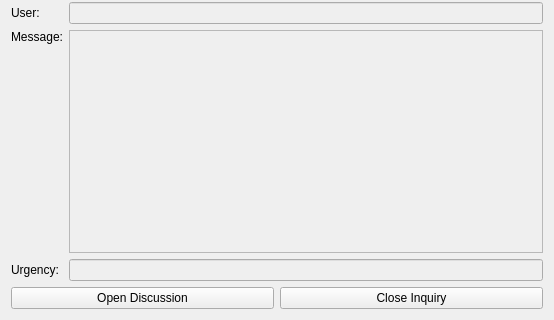
First picture: the form in Gui/DepartmentView.ui, repository antonio-hus/Customer-Support-Assistant, before the edit; both pictures show x 0 to 554 and y 314 to 634 of the 554 by 634 pixel window.
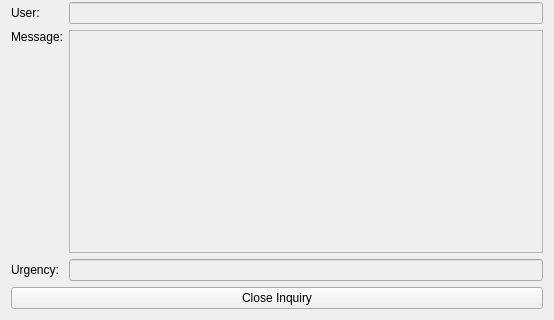
Second picture: the form after the edit.

The edit to the form file:
```diff
--- a/Gui/DepartmentView.ui
+++ b/Gui/DepartmentView.ui
@@ -72,13 +72,6 @@
    </item>
    <item>
     <layout class="QHBoxLayout" name="horizontalLayout">
-     <item>
-      <widget class="QPushButton" name="openDiscussionButton">
-       <property name="text">
-        <string>Open Discussion</string>
-       </property>
-      </widget>
-     </item>
      <item>
       <widget class="QPushButton" name="closeInquiryButton">
        <property name="text">
```
